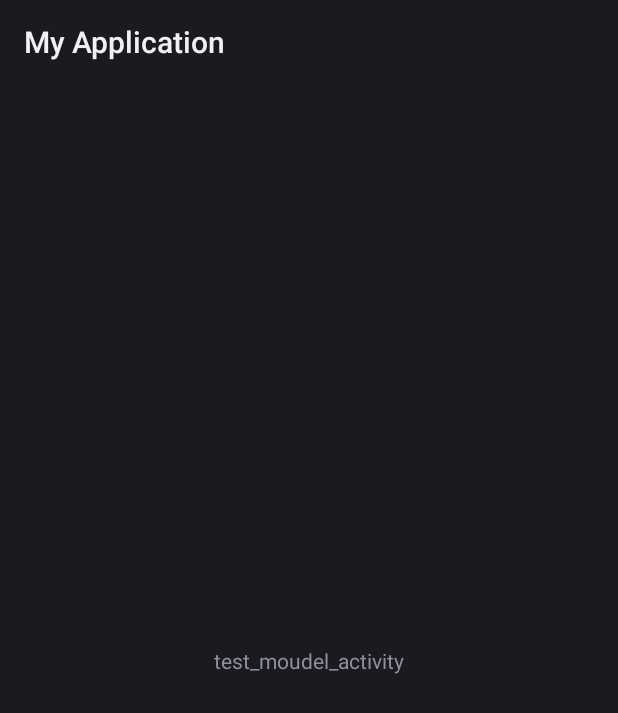
After one commit to lvwanjie/dd_test_project, an Android app: the layout test_module_activity_main.xml on its own in the app's theme, with its tools: preview values and no code run, on a phone screen of 412 x 824 dp. The commit adds this screen. Shown: the top 713 px of the screen. Run offline under Robolectric (Android 15) with nearby library versions, the phone set to English and light mode, and no system bars.

Commit message:
新工程 提交

```diff
--- a/mylibrary/src/main/res/values/strings.xml
+++ b/mylibrary/src/main/res/values/strings.xml
@@ -1,3 +1,5 @@
 <resources>
     <string name="app_name">My Library</string>
+    <string name="text_sd">标清_myLibrary</string>
+
 </resources>
--- /dev/null
+++ b/testmoudel/src/main/res/layout/test_module_activity_main.xml
@@ -0,0 +1,19 @@
+<?xml version="1.0" encoding="utf-8"?>
+<androidx.constraintlayout.widget.ConstraintLayout xmlns:android="http://schemas.android.com/apk/res/android"
+    xmlns:app="http://schemas.android.com/apk/res-auto"
+    xmlns:tools="http://schemas.android.com/tools"
+    android:layout_width="match_parent"
+    android:layout_height="match_parent"
+    tools:context=".MainActivity">
+
+    <TextView
+        android:id="@+id/text"
+        android:layout_width="wrap_content"
+        android:layout_height="wrap_content"
+        android:text="test_moudel_activity"
+        app:layout_constraintBottom_toBottomOf="parent"
+        app:layout_constraintLeft_toLeftOf="parent"
+        app:layout_constraintRight_toRightOf="parent"
+        app:layout_constraintTop_toTopOf="parent" />
+
+</androidx.constraintlayout.widget.ConstraintLayout>
--- a/testmoudel/src/main/res/values/strings.xml
+++ b/testmoudel/src/main/res/values/strings.xml
@@ -1,3 +1,4 @@
 <resources>
     <string name="app_name">My Application</string>
+    <string name="text_sd">标清_test_module</string>
 </resources>
```
Also changed, not shown: app/src/main/java/com/example/myapplication/binder/Book.java (added, +43 -0 lines), 3 other files.
